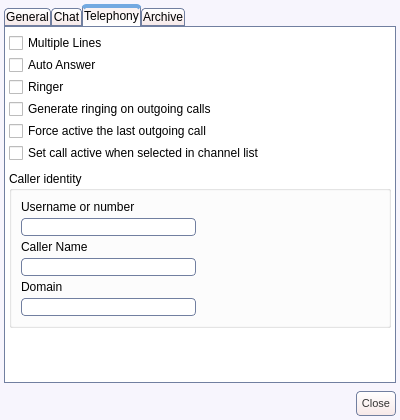
itds-consulting/yate, file share/skins/default/settings.ui: the form before one commit.
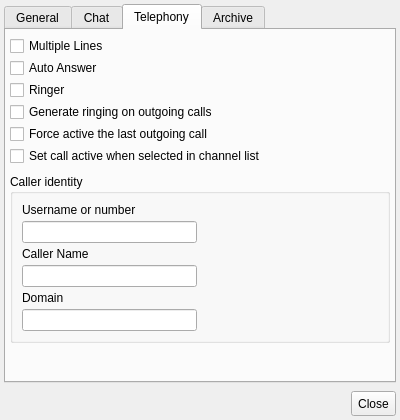
The form after the commit. The open tabs and pages were chosen to show the change. Icons and pictures are not drawn.

Commit message: Added application stylesheet file. Removed global stylesheet from UI files. Increased font size.

The edit to the form file:
```diff
--- a/share/skins/default/settings.ui
+++ b/share/skins/default/settings.ui
@@ -37,32 +37,10 @@
    <iconset>configure.png</iconset>
   </property>
   <property name="styleSheet" >
-   <string>QWidget#settings {
-  background:#f7f5fd;
-}
-QLineEdit {
-  color:#333333;
-  border: 1px solid #717fa0;
-  border-radius: 4px;
-}
-QToolButton {
-  border: 1px solid #717fa0;
-  border-radius: 4px;
-  font-size: 11px;
-  color: #333333;
-  background: qlineargradient(x1: 0, y1: 0, x2: 0, y2: 1, stop: 0 #ffffff, stop: 1 #f6e8e8);
-}
-QToolButton:hover {
-  background: qlineargradient(x1: 0, y1: 0, x2: 0, y2: 1, stop: 0 #ffffff, stop: 1 #f9f3f3);
-}
-QToolButton:pressed {
-  background: qlineargradient(x1: 0, y1: 0, x2: 0, y2: 1, stop: 0 #f6e8e8, stop: 1 #ffffff);
-}
-QCheckBox::indicator:checked { image: url(checkbox_on.png); }
-QCheckBox::indicator:unchecked { image: url(checkbox_off.png); }
-QRadioButton::indicator:checked { image: url(radio_on.png); }
-QRadioButton::indicator:unchecked { image: url(radio_off.png); }
-</string>
+   <string/>
+  </property>
+  <property name="_yate_window" stdset="0" >
+   <bool>true</bool>
   </property>
   <layout class="QVBoxLayout" >
    <property name="spacing" >
@@ -89,30 +67,7 @@
       </size>
      </property>
      <property name="styleSheet" >
-      <string>QTabWidget::pane {      
-  border: 1px solid #717fa0;
-  background:  #ffffff;
-}
-QTabBar { font: 12px; }
-QTabBar::tab {
-  padding: 1px 1px 1px 1px;
-  background: qlineargradient(x1: 0, y1: 0, x2: 0, y2: 1, stop: 0 #ffffff, stop: 1 #f6e8e8);
-  border: 1px solid #717fa0;
-  border-top-left-radius: 4px;
-  border-top-right-radius: 4px;
-  min-height: 3ex;
-}
-QTabBar::tab:hover { background: qlineargradient(x1: 0, y1: 0, x2: 0, y2: 1, stop: 0 #ffffff, stop: 1 #f9f3f3); }
-QTabBar::tab:selected {
-  border-bottom-color: #ffffff;
-  padding-top: 0px;
-  border-top: 4px solid #73a9e1;
-  border-top-left-radius: 4px;
-  border-top-right-radius: 4px;
-  background: qlineargradient(x1: 0, y1: 0, x2: 0, y2: 1, stop: 0 #f9efef, stop: 1 #ffffff);
-}
-QTabBar::tab:!selected { margin-top: 4px; }
-</string>
+      <string/>
      </property>
      <property name="currentIndex" >
       <number>3</number>
@@ -404,13 +359,13 @@
             <property name="minimumSize" >
              <size>
               <width>175</width>
-              <height>0</height>
+              <height>22</height>
              </size>
             </property>
             <property name="maximumSize" >
              <size>
               <width>175</width>
-              <height>16777215</height>
+              <height>22</height>
              </size>
             </property>
             <property name="toolTip" >
@@ -439,13 +394,13 @@
             <property name="minimumSize" >
              <size>
               <width>175</width>
-              <height>0</height>
+              <height>22</height>
              </size>
             </property>
             <property name="maximumSize" >
              <size>
               <width>175</width>
-              <height>16777215</height>
+              <height>22</height>
              </size>
             </property>
             <property name="toolTip" >
@@ -477,13 +432,13 @@
             <property name="minimumSize" >
              <size>
               <width>175</width>
-              <height>0</height>
+              <height>22</height>
              </size>
             </property>
             <property name="maximumSize" >
              <size>
               <width>175</width>
-              <height>16777215</height>
+              <height>22</height>
              </size>
             </property>
             <property name="toolTip" >
```
Left out of the diff: 5 changed lines with no effect on the pictures. The commit also changes 26 other files.
